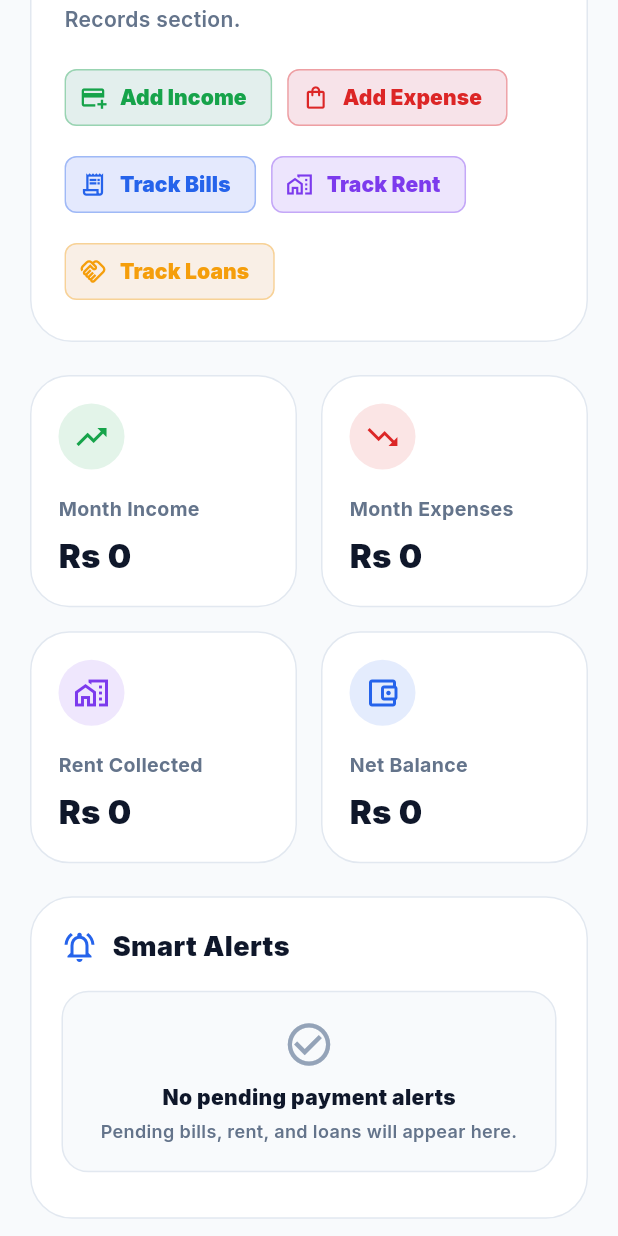
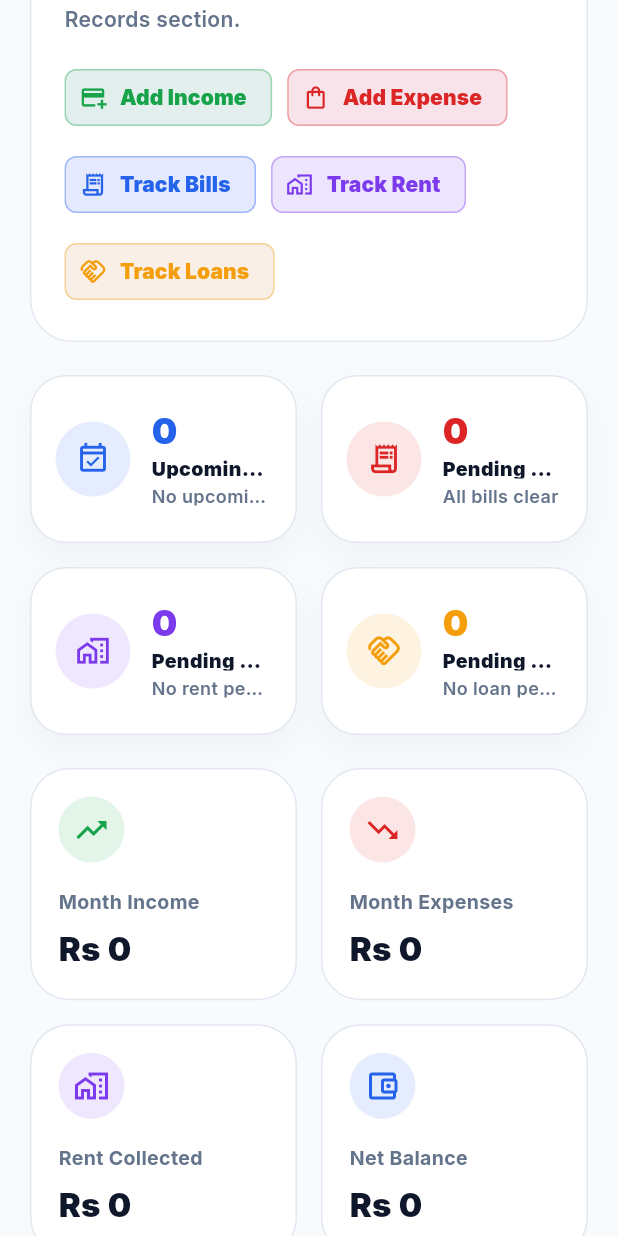
Before and after one commit to MSohail955/budget_home_portal, a Flutter app: the DashboardScreen screen opened directly, scrolled down 576 dp, on a phone screen of 412 x 824 dp. Run offline on Flutter 3.47's test engine with Material 3 defaults, Android fonts, the phone set to English and light mode, and no system bars; our stand-ins replace fl_chart, flutter_secure_storage, go_router, google_fonts; missing offline and left inert: dart:html; accounts and stored records are empty.

```diff
--- a/lib/features/dashboard/presentation/dashboard_screen.dart
+++ b/lib/features/dashboard/presentation/dashboard_screen.dart
@@ -159,6 +159,15 @@ class DashboardScreen extends StatelessWidget {
         snapshot.bills.isNotEmpty ||
         snapshot.rents.isNotEmpty ||
         snapshot.loans.isNotEmpty;
+
+    final pendingBillsCount =
+        snapshot.bills.where((item) => !item.isPaid).length;
+
+    final pendingRentCount =
+        snapshot.rents.where((item) => !item.isPaid).length;
+
+    final pendingLoansCount =
+        snapshot.loans.where((item) => !item.isPaid).length;
 
     return Scaffold(
       backgroundColor: const Color(0xFFF8FAFC),
@@ -191,6 +200,14 @@ class DashboardScreen extends StatelessWidget {
                     ),
                     const SizedBox(height: 22),
                   ],
+                  _ReminderBadgeGrid(
+                    isWide: isWide,
+                    upcomingReminders: upcomingAlerts.length,
+                    pendingBills: pendingBillsCount,
+                    pendingRent: pendingRentCount,
+                    pendingLoans: pendingLoansCount,
+                  ),
+                  const SizedBox(height: 22),
                   GridView.count(
                     shrinkWrap: true,
                     physics: const NeverScrollableScrollPhysics(),
@@ -831,6 +848,185 @@ class _StarterPill extends StatelessWidget {
   }
 }
 
+class _ReminderBadgeGrid extends StatelessWidget {
+  const _ReminderBadgeGrid({
+    required this.isWide,
+    required this.upcomingReminders,
+    required this.pendingBills,
+    required this.pendingRent,
+    required this.pendingLoans,
+  });
+
+  final bool isWide;
+  final int upcomingReminders;
+  final int pendingBills;
+  final int pendingRent;
+  final int pendingLoans;
+
+  @override
+  Widget build(BuildContext context) {
+    final cards = [
+      _ReminderBadgeCard(
+        title: 'Upcoming Reminders',
+        count: upcomingReminders,
+        subtitle: upcomingReminders == 0
+            ? 'No upcoming due items'
+            : 'Due soon items',
+        icon: Icons.event_available_outlined,
+        color: const Color(0xFF2563EB),
+      ),
+      _ReminderBadgeCard(
+        title: 'Pending Bills',
+        count: pendingBills,
+        subtitle: pendingBills == 0 ? 'All bills clear' : 'Bills unpaid',
+        icon: Icons.receipt_long_outlined,
+        color: const Color(0xFFDC2626),
+      ),
+      _ReminderBadgeCard(
+        title: 'Pending Rent',
+        count: pendingRent,
+        subtitle: pendingRent == 0 ? 'No rent pending' : 'Rent to collect',
+        icon: Icons.home_work_outlined,
+        color: const Color(0xFF7C3AED),
+      ),
+      _ReminderBadgeCard(
+        title: 'Pending Loans',
+        count: pendingLoans,
+        subtitle:
+            pendingLoans == 0 ? 'No loan pending' : 'Loans need attention',
+        icon: Icons.handshake_outlined,
+        color: const Color(0xFFF59E0B),
+      ),
+    ];
+
+    if (isWide) {
+      return Row(
+        children: [
+          for (int index = 0; index < cards.length; index++) ...[
+            Expanded(child: cards[index]),
+            if (index != cards.length - 1) const SizedBox(width: 16),
+          ],
+        ],
+      );
+    }
+
+    return Column(
+      children: [
+        Row(
+          children: [
+            Expanded(child: cards[0]),
+            const SizedBox(width: 16),
+            Expanded(child: cards[1]),
+          ],
+        ),
+        const SizedBox(height: 16),
+        Row(
+          children: [
+            Expanded(child: cards[2]),
+            const SizedBox(width: 16),
+            Expanded(child: cards[3]),
+          ],
+        ),
+      ],
+    );
+  }
+}
+
+class _ReminderBadgeCard extends StatelessWidget {
+  const _ReminderBadgeCard({
+    required this.title,
+    required this.count,
+    required this.subtitle,
+    required this.icon,
+    required this.color,
+  });
+
+  final String title;
+  final int count;
+  final String subtitle;
+  final IconData icon;
+  final Color color;
+
+  @override
+  Widget build(BuildContext context) {
+    final hasCount = count > 0;
+
+    return Container(
+      height: 112,
+      padding: const EdgeInsets.all(16),
+      decoration: BoxDecoration(
+        color: hasCount ? color.withOpacity(0.08) : Colors.white,
+        borderRadius: BorderRadius.circular(24),
+        border: Border.all(
+          color: hasCount ? color.withOpacity(0.20) : const Color(0xFFE2E8F0),
+        ),
+        boxShadow: [
+          BoxShadow(
+            color: hasCount
+                ? color.withOpacity(0.08)
+                : Colors.black.withOpacity(0.03),
+            blurRadius: 18,
+            offset: const Offset(0, 10),
+          ),
+        ],
+      ),
+      child: Row(
+        children: [
+          CircleAvatar(
+            radius: 25,
+            backgroundColor: color.withOpacity(0.12),
+            child: Icon(icon, color: color, size: 23),
+          ),
+          const SizedBox(width: 14),
+          Expanded(
+            child: Column(
+              mainAxisAlignment: MainAxisAlignment.center,
+              crossAxisAlignment: CrossAxisAlignment.start,
+              children: [
+                Text(
+                  count.toString(),
+                  maxLines: 1,
+                  overflow: TextOverflow.ellipsis,
+                  style: TextStyle(
+                    color: color,
+                    fontSize: 24,
+                    fontWeight: FontWeight.w900,
+                    height: 1,
+                  ),
+                ),
+                const SizedBox(height: 7),
+                Text(
+                  title,
+                  maxLines: 1,
+                  overflow: TextOverflow.ellipsis,
+                  style: const TextStyle(
+                    color: Color(0xFF0F172A),
+                    fontWeight: FontWeight.w900,
+                    fontSize: 13,
+                    height: 1,
+                  ),
+                ),
+                const SizedBox(height: 6),
+                Text(
+                  subtitle,
+                  maxLines: 1,
+                  overflow: TextOverflow.ellipsis,
+                  style: const TextStyle(
+                    color: Color(0xFF64748B),
+                    fontWeight: FontWeight.w600,
+                    fontSize: 12,
+                    height: 1,
+                  ),
+                ),
+              ],
+            ),
+          ),
+        ],
+      ),
+    );
+  }
+}
+
 class _SummaryCard extends StatelessWidget {
   const _SummaryCard({
     required this.title,
```
